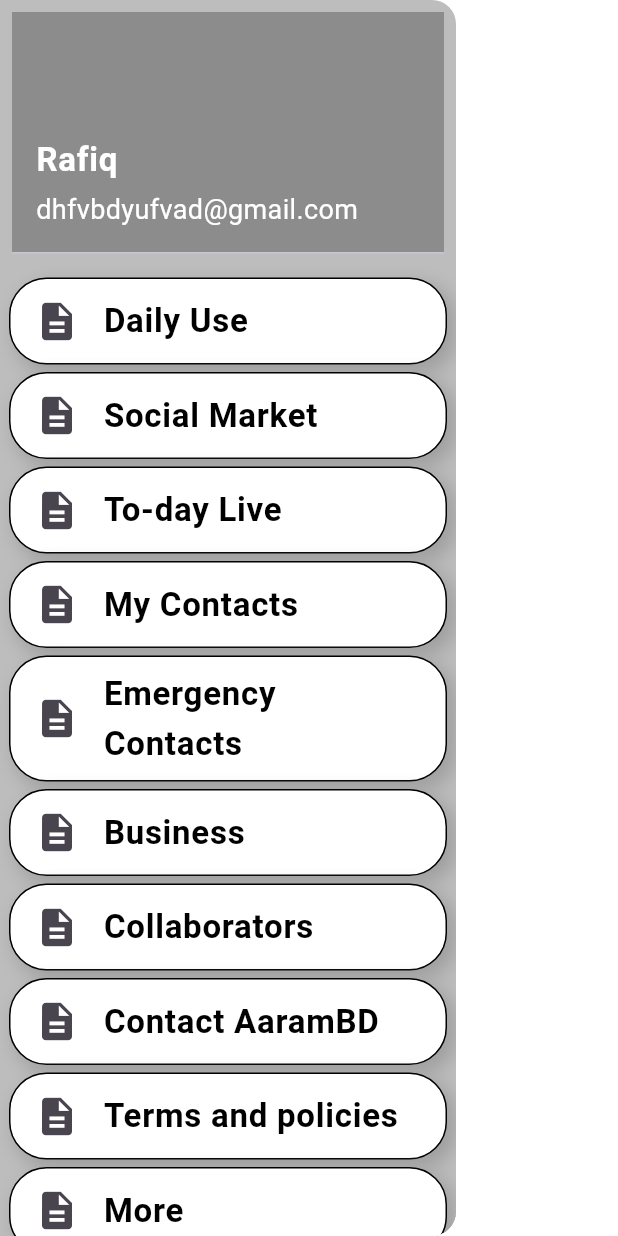
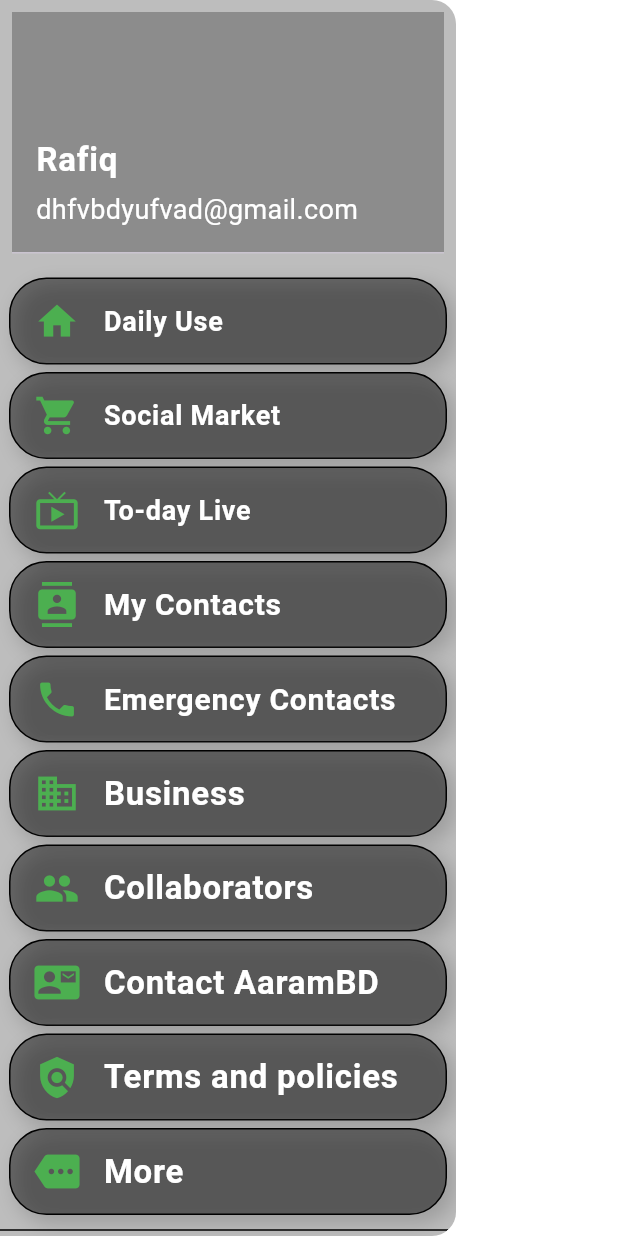
Before and after one commit to hasib94badhon/Mark, a Flutter app: the AppDrawer widget shown alone on an empty page, opened directly, on a phone screen of 412 x 824 dp. Run offline on Flutter 3.47's test engine with Material 3 defaults, Android fonts, the phone set to English and light mode, and no system bars; our stand-ins replace animated_bottom_navigation_bar, fan_carousel_image_slider, flutter_rating_bar, flutter_speed_dial, font_awesome_flutter, google_maps_flutter and 2 more; missing offline and left inert: sms_otp_auto_verify; accounts and stored records are empty; network calls fail.

Commit message:
drawer design update

```diff
--- a/lib/widgets/AppDrawer.dart
+++ b/lib/widgets/AppDrawer.dart
@@ -49,74 +49,84 @@
             ),
           ),
           _createDrawerItem(
-            icon: Icons.description,
+            icon: Icons.home,
             text: 'Daily Use',
             index: 0,
             title: 'Daily Use',
             content: 'Content for Daily Use',
+            textSize: 18,
           ),
           _createDrawerItem(
-            icon: Icons.description,
+            icon: Icons.shopping_cart,
             text: 'Social Market',
             index: 1,
             title: 'Social Market',
             content: 'Content for Social Market',
+            textSize: 18,
           ),
           _createDrawerItem(
-            icon: Icons.description,
+            icon: Icons.live_tv,
             text: 'To-day Live',
             index: 2,
             title: 'To-day Live',
             content: 'Content for To-day Live',
+            textSize: 18,
           ),
           _createDrawerItem(
-            icon: Icons.description,
+            icon: Icons.contacts,
             text: 'My Contacts',
             index: 3,
             title: 'My Contacts',
             content: 'Content for My Contacts',
+            textSize: 20,
           ),
           _createDrawerItem(
-            icon: Icons.description,
+            icon: Icons.phone,
             text: 'Emergency Contacts',
             index: 4,
             title: 'Emergency Contacts',
             content: 'Content for Emergency Contacts',
+            textSize: 20,
           ),
           _createDrawerItem(
-            icon: Icons.description,
+            icon: Icons.business,
             text: 'Business',
             index: 5,
             title: 'Business',
             content: 'Content for Business',
+            textSize: 22,
           ),
           _createDrawerItem(
-            icon: Icons.description,
+            icon: Icons.group,
             text: 'Collaborators',
             index: 6,
             title: 'Collaborators',
             content: 'Content for Collaborators',
+            textSize: 22,
           ),
           _createDrawerItem(
-            icon: Icons.description,
+            icon: Icons.contact_mail,
             text: 'Contact AaramBD',
             index: 7,
             title: 'Contact AaramBD',
             content: 'Content for Contact AaramBD',
+            textSize: 22,
           ),
           _createDrawerItem(
-            icon: Icons.description,
+            icon: Icons.policy,
             text: 'Terms and policies',
             index: 8,
             title: 'Terms and policies',
             content: 'Content for Terms and policies',
+            textSize: 22,
           ),
           _createDrawerItem(
-            icon: Icons.description,
+            icon: Icons.more,
             text: 'More',
             index: 9,
             title: 'More',
             content: 'Content for More',
+            textSize: 22,
           ),
           Divider(
             color: Colors.black,
@@ -133,11 +143,12 @@
     required int index,
     required String title,
     required String content,
+    required double textSize,
   }) {
     return Container(
       margin: EdgeInsets.only(left: 6, right: 6, bottom: 5),
       decoration: BoxDecoration(
-        color: _selectedIndex == index ? Colors.green : Colors.white,
+        color: _selectedIndex == index ? Colors.green[300] : Colors.black45,
         border: Border.all(width: 1),
         borderRadius: BorderRadius.circular(25),
         boxShadow: [
@@ -156,12 +167,13 @@
         leading: Icon(
           icon,
           size: 30,
+          color: Colors.green,
         ),
         title: Text(
           text,
           style: TextStyle(
-            color: Colors.black,
-            fontSize: 22,
+            color: Colors.white,
+            fontSize: textSize,
             fontWeight: FontWeight.bold,
           ),
         ),
```
Also changed, not shown: lib/widgets/FloatingPage.dart (+5 -19 lines).
